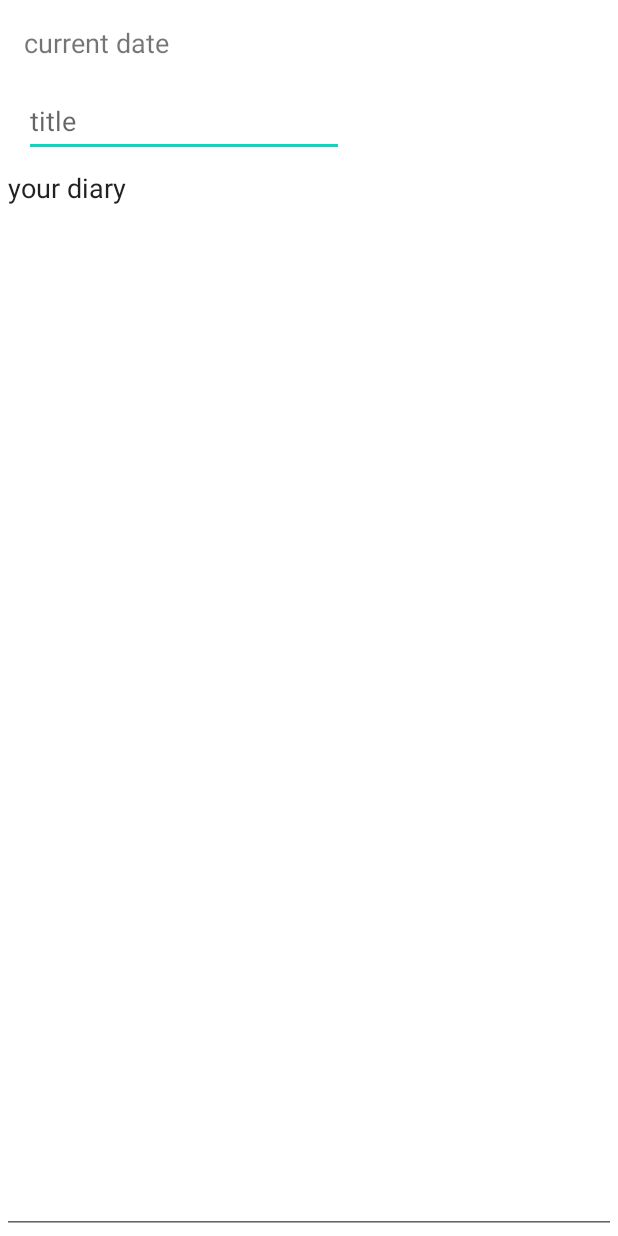
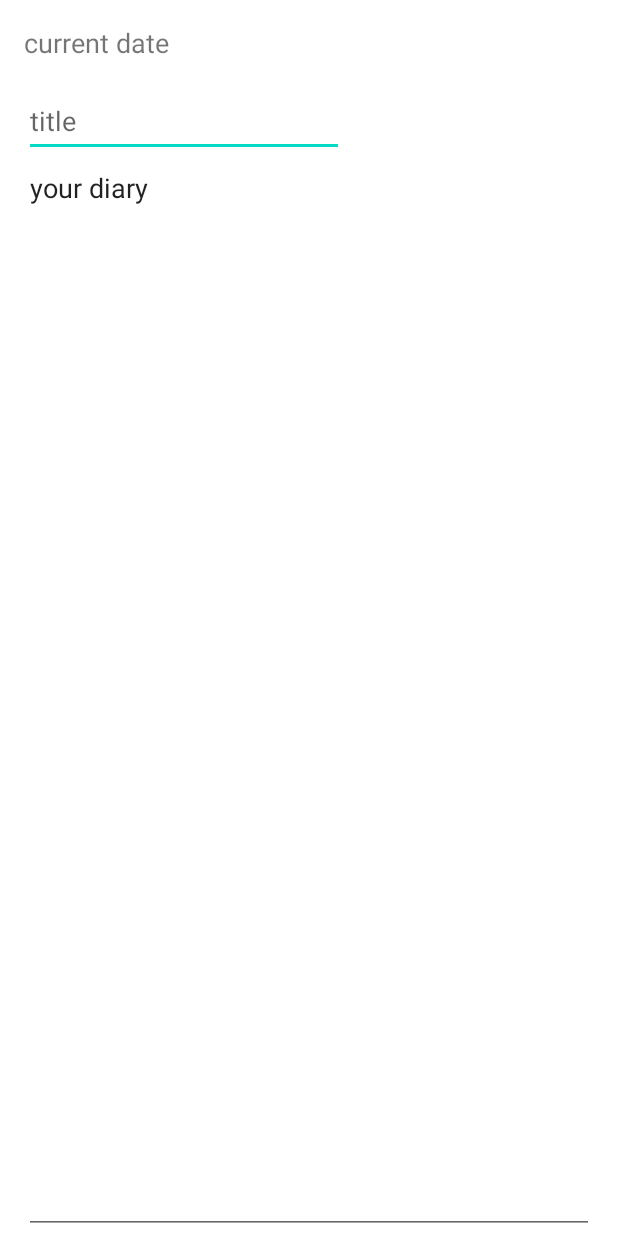
Before and after one commit to YeshayahuBennun/AndroidStudioMyDiary, an Android app: the layout activity_new_diary.xml on its own in the app's theme, with its tools: preview values and no code run, on a phone screen of 412 x 824 dp. Run offline under Robolectric (Android 15) with nearby library versions, the phone set to English and light mode, and no system bars; Roboto replaces fonts that are not available here.

```diff
--- a/app/src/main/res/layout/activity_new_diary.xml
+++ b/app/src/main/res/layout/activity_new_diary.xml
@@ -39,9 +39,9 @@
         android:id="@+id/diary_text"
         android:layout_width="0dp"
         android:layout_height="0dp"
-        android:layout_marginStart="1dp"
-        android:layout_marginLeft="1dp"
-        android:layout_marginEnd="1dp"
+        android:layout_marginStart="16dp"
+        android:layout_marginLeft="16dp"
+        android:layout_marginEnd="16dp"
         android:layout_marginRight="1dp"
         android:layout_marginBottom="1dp"
         android:ems="10"
```
Also changed, not shown: app/src/main/java/com/ybennun/mydiary/NewDiary.kt (+49 -0 lines), app/src/main/java/com/ybennun/mydiary/data/DiaryDBHelper.kt (+4 -4 lines).
